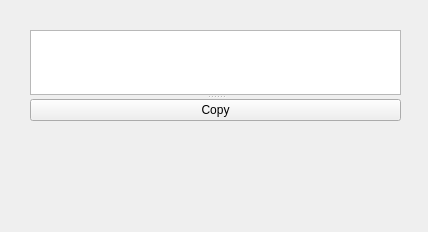
Qt form Client/EditorGUI/EditorGUI/Dialog/Dialog.ui (iliodipietro/Programmazione-Di-Sistema-Collaborative-Editor) before a commit.
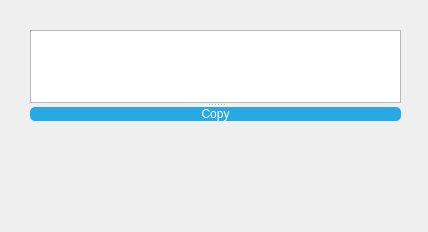
The same form after that commit.

```diff
--- a/Client/EditorGUI/EditorGUI/Dialog/Dialog.ui
+++ b/Client/EditorGUI/EditorGUI/Dialog/Dialog.ui
@@ -27,6 +27,17 @@
    </property>
    <widget class="QTextEdit" name="textEdit"/>
    <widget class="QPushButton" name="pushButton">
+    <property name="styleSheet">
+     <string notr="true">QPushButton
+{
+  color: white;
+  background-color: #27a9e3;
+  border-width: 0px;
+  border-radius: 5px;
+}
+
+QPushButton:hover { background-color: #0080FF; }</string>
+    </property>
     <property name="text">
      <string>Copy</string>
     </property>
```
